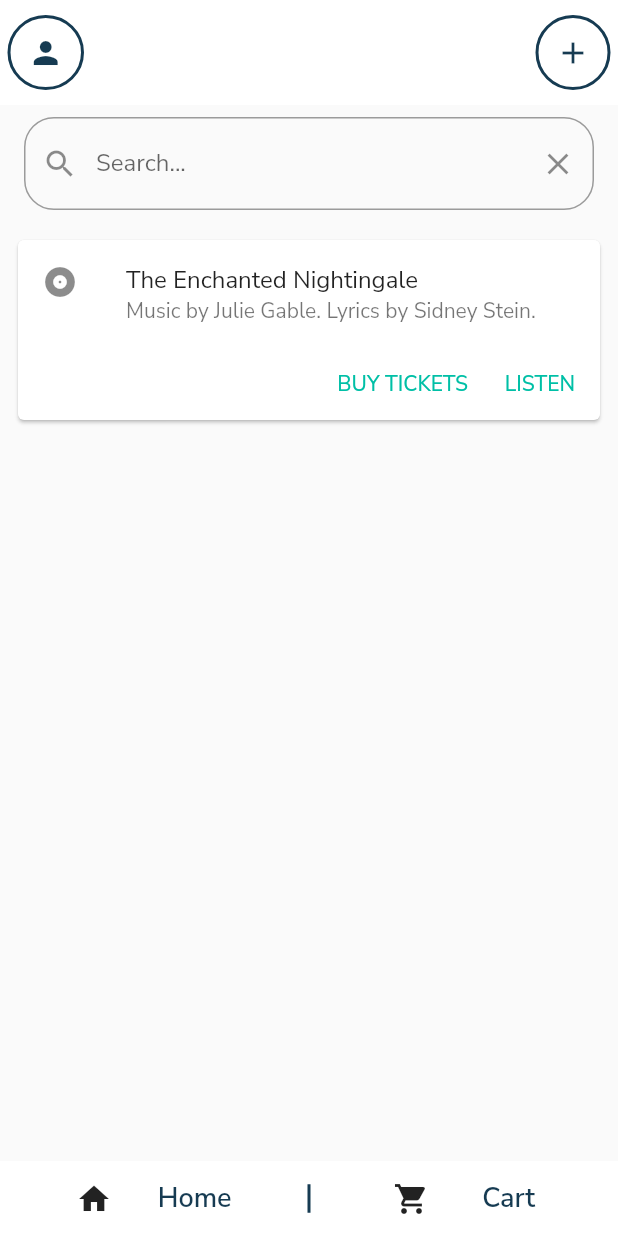
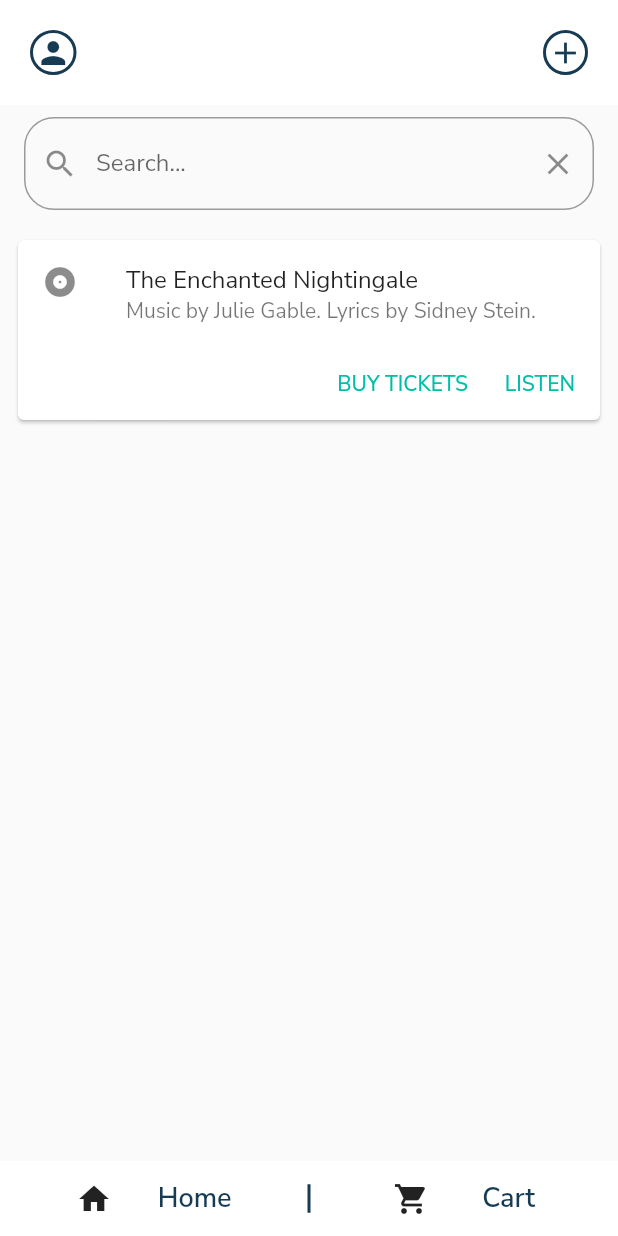
Before and after one commit to rigoeffector/luc-taxi, a Flutter app: the HomeScreen screen opened by its route, on a phone screen of 412 x 824 dp. Run offline on Flutter 3.47's test engine with Material 2 defaults, Android fonts, the phone set to English and light mode, and no system bars; our stand-ins replace flutter_onboarding_slider, flutter_spinkit, go_router, google_fonts, hexcolor, intl_phone_field and 1 more.

Commit message:
Done with Cart

```diff
--- a/lib/screens/home/home.screen.dart
+++ b/lib/screens/home/home.screen.dart
@@ -23,9 +23,10 @@ class _HomeScreenState extends State<HomeScreen> {
         leading: InkWell(
           onTap: () => context.goNamed(checking_phone),
           child: Container(
-            margin: const EdgeInsets.only(top: 10, bottom: 10, left: 5),
-            height: 50,
-            width: 50,
+            margin:
+                const EdgeInsets.only(top: 20, bottom: 20, left: 20, right: 5),
+            height: 30,
+            width: 30,
             decoration: ShapeDecoration(
               shape: OvalBorder(
                 side: BorderSide(width: 2, color: primaryColor),
@@ -39,9 +40,9 @@ class _HomeScreenState extends State<HomeScreen> {
         ),
         actions: <Widget>[
           Container(
-            margin: const EdgeInsets.only(top: 10, bottom: 10, right: 5),
-            height: 50,
-            width: 50,
+            margin: const EdgeInsets.only(top: 20, bottom: 20, right: 20),
+            height: 30,
+            width: 30,
             decoration: ShapeDecoration(
               shape: OvalBorder(
                 side: BorderSide(width: 2, color: primaryColor),
```
